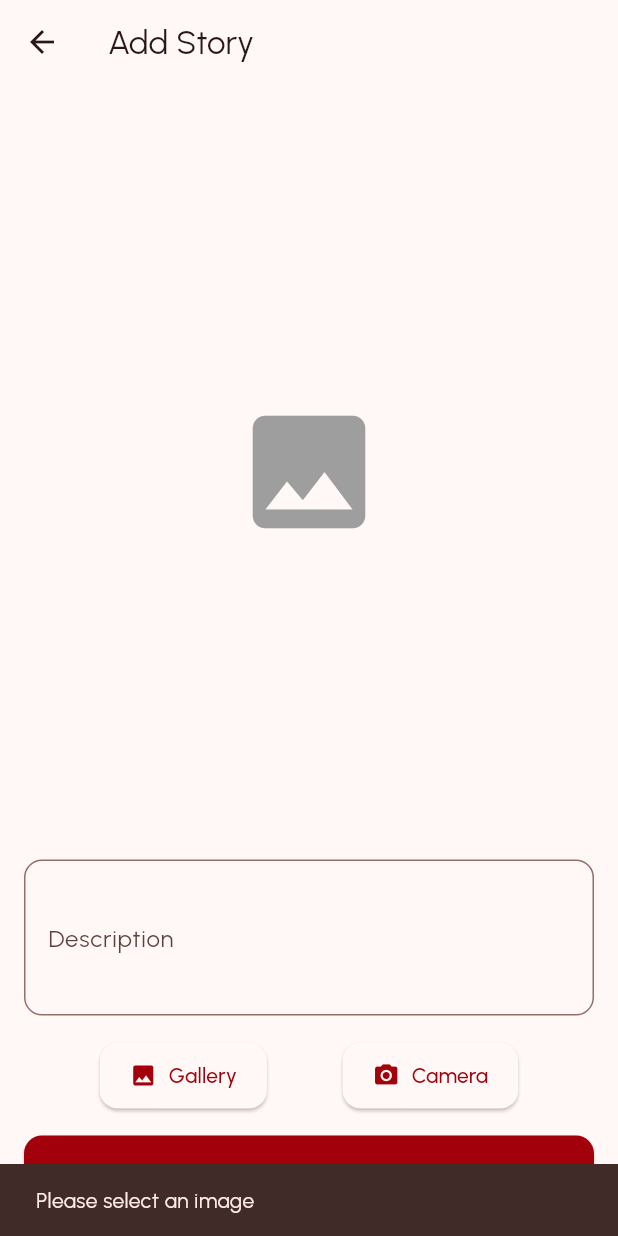
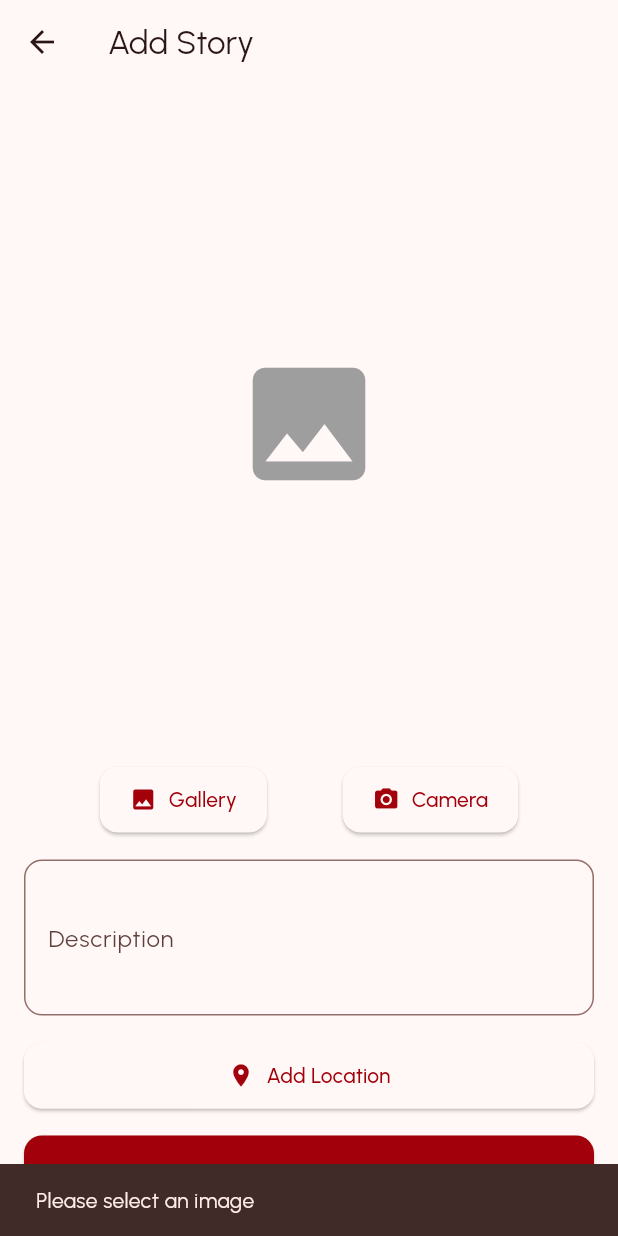
Before and after one commit to fadhlansulistiyo/dev_stories, a Flutter app: the AddStoryScreen screen opened directly with empty values, after a tap on "Upload", on a phone screen of 412 x 824 dp. Run offline on Flutter 3.47's test engine with Material 3 defaults, Android fonts, the phone set to English and light mode, and no system bars; our stand-ins replace camera, geocoding, google_fonts, google_maps_flutter, image_picker, location and 3 more; accounts and stored records are empty; statements that could not run were skipped.

Commit message:
feat: add story with location

```diff
--- a/lib/screen/addstory/add_story_screen.dart
+++ b/lib/screen/addstory/add_story_screen.dart
@@ -1,13 +1,15 @@
 import 'dart:io';
-
+import 'package:dev_stories/screen/addstory/maps_pick_location.dart';
 import 'package:dev_stories/screen/addstory/upload_dialog.dart';
 import 'package:flutter/foundation.dart';
 import 'package:flutter/material.dart';
+import 'package:google_maps_flutter/google_maps_flutter.dart';
 import 'package:image_picker/image_picker.dart';
+import 'package:location/location.dart';
 import 'package:provider/provider.dart';
-
 import '../../provider/add_story_provider.dart';
 import '../../router/page_manager.dart';
+import 'location_option.dart';
 
 class AddStoryScreen extends StatefulWidget {
   final Function onPost;
@@ -20,6 +22,17 @@ class AddStoryScreen extends StatefulWidget {
 
 class _AddStoryScreenState extends State<AddStoryScreen> {
   final TextEditingController _descriptionController = TextEditingController();
+  LatLng? _latLng;
+  double? selectedLat;
+  double? selectedLon;
+  String locationButtonText = "Add Location";
+  Color? locationButtonColor;
+
+  @override
+  void initState() {
+    super.initState();
+    _initiateLocation();
+  }
 
   @override
   Widget build(BuildContext context) {
@@ -50,19 +63,7 @@ class _AddStoryScreenState extends State<AddStoryScreen> {
                     : _showImage(),
               ),
               const SizedBox(height: 16),
-              // Description input field
-              TextField(
-                controller: _descriptionController,
-                decoration: InputDecoration(
-                  labelText: "Description",
-                  border: OutlineInputBorder(
-                    borderRadius: BorderRadius.circular(12),
-                  ),
-                ),
-                maxLines: 3,
-              ),
-              const SizedBox(height: 16),
-              // Button section
+              // Action Button section
               Row(
                 mainAxisAlignment: MainAxisAlignment.spaceEvenly,
                 children: [
@@ -93,9 +94,36 @@ class _AddStoryScreenState extends State<AddStoryScreen> {
                 ],
               ),
               const SizedBox(height: 16),
+              // Description input field
+              TextField(
+                controller: _descriptionController,
+                decoration: InputDecoration(
+                  labelText: "Description",
+                  border: OutlineInputBorder(
+                    borderRadius: BorderRadius.circular(12),
+                  ),
+                ),
+                maxLines: 3,
+              ),
+              const SizedBox(height: 16),
+              // Location Button
+              ElevatedButton.icon(
+                onPressed: _onAddLocation,
+                icon: const Icon(Icons.location_on),
+                label: Text(locationButtonText),
+                style: ElevatedButton.styleFrom(
+                    padding: const EdgeInsets.symmetric(vertical: 12),
+                    shape: RoundedRectangleBorder(
+                      borderRadius: BorderRadius.circular(12),
+                    ),
+                    side: BorderSide(
+                        color: locationButtonColor ??
+                            Theme.of(context).colorScheme.surface)),
+              ),
+              const SizedBox(height: 16),
               // Upload button
               ElevatedButton(
-                onPressed: isUploading ? null : _onUpload,
+                onPressed: isUploading ? null : () => _onUpload(),
                 style: ElevatedButton.styleFrom(
                   padding: const EdgeInsets.symmetric(vertical: 14),
                   shape: RoundedRectangleBorder(
@@ -118,6 +146,68 @@ class _AddStoryScreenState extends State<AddStoryScreen> {
         ),
       ),
     );
+  }
+
+  void _onAddLocation() async {
+    final result = await showDialog<LocationOption>(
+      context: context,
+      builder: (context) {
+        return AlertDialog(
+          title: const Text("Add Location"),
+          content: const Text(
+              "Do you want to use your current location or choose from the map?"),
+          actions: [
+            TextButton(
+              onPressed: () =>
+                  Navigator.of(context).pop(LocationOption.current),
+              child: const Text("Current Location"),
+            ),
+            TextButton(
+              onPressed: () => Navigator.of(context).pop(LocationOption.map),
+              child: const Text("Choose from Map"),
+            ),
+            TextButton(
+              onPressed: () => Navigator.of(context).pop(null),
+              child: const Text("Cancel"),
+            ),
+          ],
+        );
+      },
+    );
+
+    if (result == LocationOption.current) {
+      _getCurrentLocation();
+    } else if (result == LocationOption.map) {
+      _chooseLocationFromMap();
+    }
+  }
+
+  Future<void> _getCurrentLocation() async {
+    setState(() {
+      locationButtonText = "Using Current Location";
+      locationButtonColor = Theme.of(context).colorScheme.secondary;
+      selectedLat = _latLng?.latitude;
+      selectedLon = _latLng?.longitude;
+    });
+  }
+
+  Future<void> _chooseLocationFromMap() async {
+    final coordinates = await Navigator.of(context).push<LatLng>(
+      MaterialPageRoute(
+        builder: (context) => MapsPickLocation(
+          latLng: LatLng(_latLng!.latitude, _latLng!.longitude),
+        ),
+      ),
+    );
+
+    if (coordinates != null) {
+      setState(() {
+        locationButtonText = "Location Chosen on Map";
+        locationButtonColor = Theme.of(context).colorScheme.secondary;
+        selectedLat = coordinates.latitude;
+        selectedLon = coordinates.longitude;
+      });
+    }
   }
 
   _onUpload() async {
@@ -162,7 +252,8 @@ class _AddStoryScreenState extends State<AddStoryScreen> {
     final fileName = imageFile.name;
     final bytes = await imageFile.readAsBytes();
     final newBytes = await uploadProvider.compressImage(bytes);
-    await uploadProvider.postStory(newBytes, fileName, description);
+    await uploadProvider.postStory(newBytes, fileName, description,
+        lat: selectedLat, lon: selectedLon);
 
     if (uploadProvider.uploadResponse != null) {
       _descriptionController.clear();
@@ -175,6 +266,34 @@ class _AddStoryScreenState extends State<AddStoryScreen> {
     setState(() {
       uploadProvider.setIsUploading(false);
     });
+  }
+
+  void _initiateLocation() async {
+    final Location location = Location();
+    late bool serviceEnabled;
+    late PermissionStatus permissionGranted;
+    late LocationData locationData;
+
+    serviceEnabled = await location.serviceEnabled();
+    if (!serviceEnabled) {
+      serviceEnabled = await location.serviceEnabled();
+      if (!serviceEnabled) {
+        print("Location services is not available");
+        return;
+      }
+    }
+
+    permissionGranted = await location.hasPermission();
+    if (permissionGranted == PermissionStatus.denied) {
+      permissionGranted = await location.requestPermission();
+      if (permissionGranted != PermissionStatus.granted) {
+        print("Location permission is denied");
+        return;
+      }
+    }
+
+    locationData = await location.getLocation();
+    _latLng = LatLng(locationData.latitude!, locationData.longitude!);
   }
 
   _onGalleryView() async {
--- /dev/null
+++ b/lib/screen/addstory/location_option.dart
@@ -0,0 +1 @@
+enum LocationOption { current, map }
--- a/lib/screen/detail/detail_screen.dart
+++ b/lib/screen/detail/detail_screen.dart
@@ -1,6 +1,5 @@
 import 'package:dev_stories/data/model/detail_story.dart';
 import 'package:dev_stories/provider/stories_provider.dart';
-import 'package:dev_stories/screen/detail/maps_screen.dart';
 import 'package:dev_stories/screen/detail/story_image_widget.dart';
 import 'package:dev_stories/utils/utils.dart';
 import 'package:flutter/material.dart';
@@ -10,7 +9,7 @@ import '../../static/detail_story_state.dart';
 
 class DetailScreen extends StatefulWidget {
   final String id;
-  final Function(double lat, double lon) toStoryLocation;
+  final Function(LatLng latLng) toStoryLocation;
 
   const DetailScreen(
       {super.key, required this.id, required this.toStoryLocation});
@@ -150,7 +149,7 @@ class _DetailScreenState extends State<DetailScreen> {
           ElevatedButton(
             onPressed: () {
               if (story.lat != null && story.lon != null) {
-                widget.toStoryLocation(story.lat!, story.lon!);
+                widget.toStoryLocation(LatLng(story.lat!, story.lon!));
               }
               return;
             },
```
Also changed, not shown: lib/provider/add_story_provider.dart (+13 -3 lines), lib/router/router_delegate.dart (+9 -12 lines), lib/screen/addstory/maps_pick_location.dart (added, +154 -0 lines), lib/screen/addstory/placemark_story_widget.dart (added, +84 -0 lines), lib/screen/detail/maps_screen.dart (+4 -5 lines).
